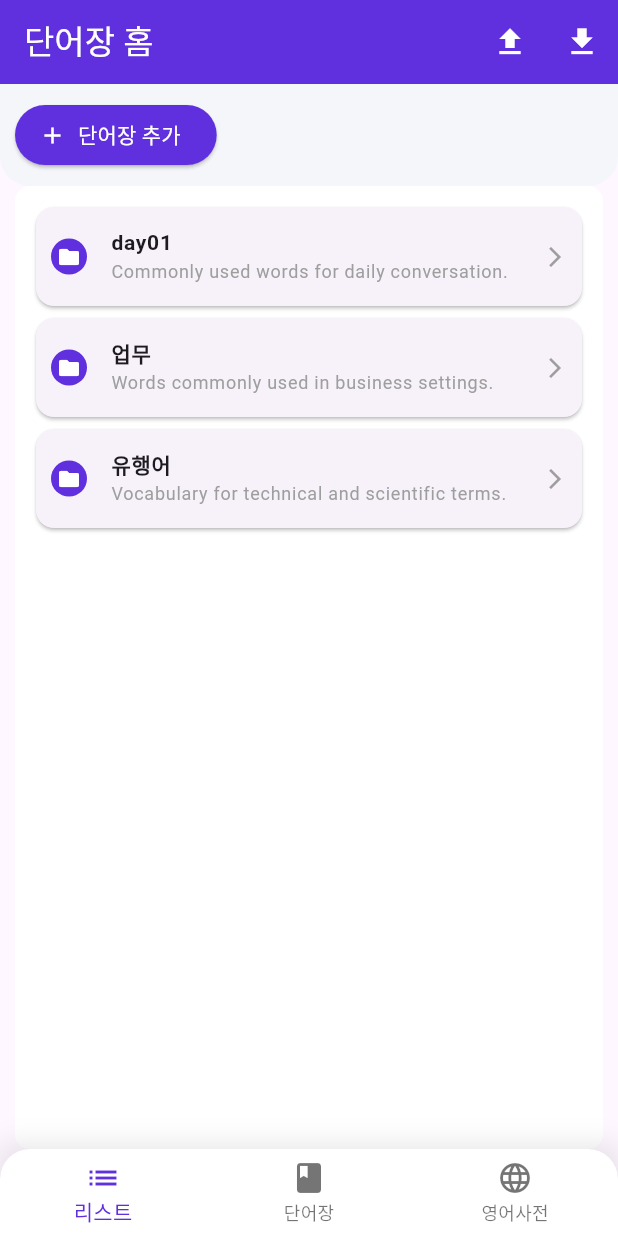
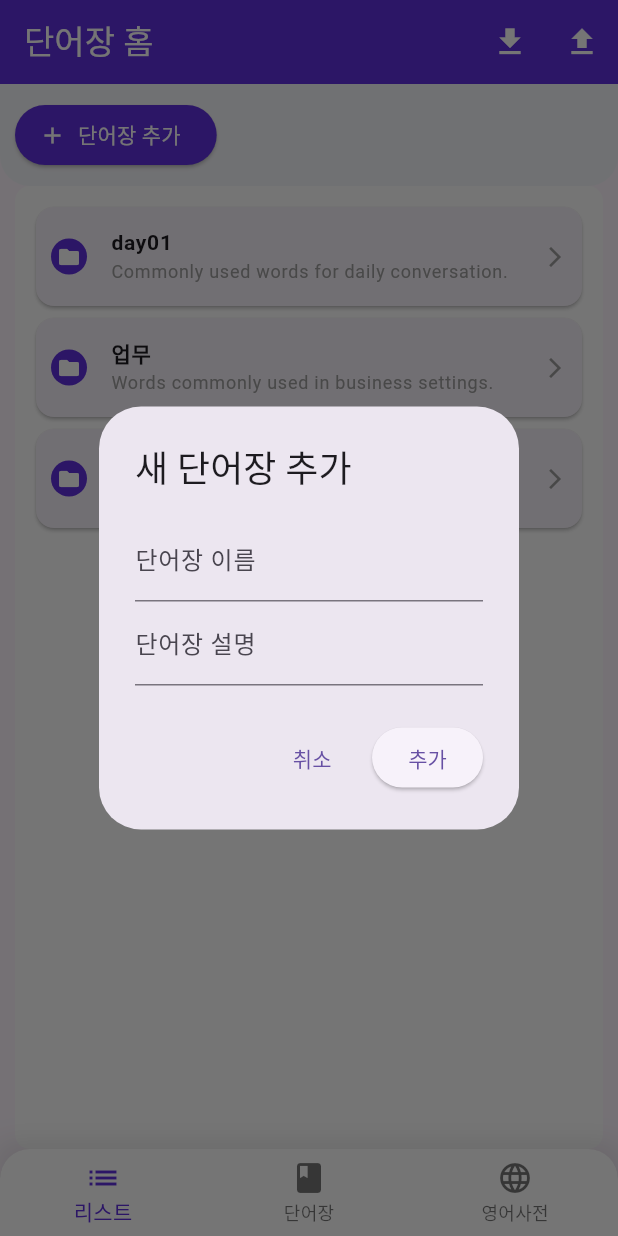
Before and after one commit to dmsgktn0523/toggleworld_flutter_02, a Flutter app: the screen it shows after launch, after a tap on "단어장 추가", on a phone screen of 412 x 824 dp. Run offline on Flutter 3.47's test engine with Material 3 defaults, Android fonts, the phone set to English and light mode, and no system bars; our stand-ins replace csv, file_picker, flutter_switch, shared_preferences, sqflite, webview_flutter; accounts and stored records are empty.

Commit message:
0909 : +단어장 추가 원상복구

```diff
--- a/lib/word_list_library.dart
+++ b/lib/word_list_library.dart
@@ -1,11 +1,13 @@
 import 'package:flutter/material.dart';
-import 'package:sqflite/sqflite.dart'; // SQLite 데이터베이스 패키지
-import 'package:path_provider/path_provider.dart'; // 파일 저장 경로
-import 'package:shared_preferences/shared_preferences.dart'; // SharedPreferences
-import 'dart:io'; // 파일 입출력
-import 'dart:convert'; // utf8 인코딩
-import 'database_helper.dart'; // DatabaseHelper 클래스 가져오기
+import 'package:sqflite/sqflite.dart';
+import 'package:path_provider/path_provider.dart';
+import 'package:shared_preferences/shared_preferences.dart';
 import 'package:csv/csv.dart'; // CSV 변환 패키지
+import 'package:file_picker/file_picker.dart'; // 파일 선택 패키지
+import 'dart:io';
+import 'dart:convert';
+import 'database_helper.dart';
+
 
 class WordListLibrary extends StatefulWidget {
   final Function(String, int) onFolderTap;
@@ -24,6 +26,52 @@ class _WordListLibraryState extends State<WordListLibrary> {
   void initState() {
     super.initState();
     _initializeDatabase();
+  }
+
+  // CSV 파일 가져오기 기능
+  Future<void> _importCSV() async {
+    FilePickerResult? result = await FilePicker.platform.pickFiles(
+      type: FileType.custom,
+      allowedExtensions: ['csv'],
+    );
+
+    if (result != null) {
+      File file = File(result.files.single.path!);
+      String fileName = file.path.split('/').last.split('.').first; // 파일 이름에서 확장자 제거
+
+      // 새 단어장 생성
+      await DatabaseHelper.addNewWordList(fileName, 'Imported from CSV');
+
+      // 방금 생성된 단어장의 ID 가져오기
+      List<Map<String, dynamic>> allLists = await DatabaseHelper.getAllWordLists();
+      int newListId = allLists.last['id']; // 최신 추가된 단어장의 ID를 가져옴
+
+      // CSV 파일 읽기
+      final input = file.openRead();
+      final fields = await input
+          .transform(utf8.decoder)
+          .transform(CsvToListConverter())
+          .toList();
+
+      // 데이터베이스에 저장
+      for (int i = 1; i < fields.length; i++) {
+        String word = fields[i][0].toString();
+        String meaning = fields[i][1].toString();
+
+        // 단어 추가
+        await DatabaseHelper.addNewWord(word, meaning, newListId);
+      }
+
+      ScaffoldMessenger.of(context).showSnackBar(
+        SnackBar(content: Text('$fileName 단어장을 성공적으로 생성하고 내용을 불러왔습니다.')),
+      );
+
+      await _loadWordLists(); // UI 업데이트를 위해 단어장 목록 새로고침
+    } else {
+      ScaffoldMessenger.of(context).showSnackBar(
+        const SnackBar(content: Text('파일 선택을 취소하셨습니다.')),
+      );
+    }
   }
 
   Future<void> _initializeDatabase() async {
@@ -64,38 +112,24 @@ class _WordListLibraryState extends State<WordListLibrary> {
     await prefs.setString('wordLists', jsonString);
   }
 
-  // CSV 내보내기 기능 구현
   Future<void> _exportWordListToCSV(String listTitle, int listId) async {
     try {
-      // 선택된 단어장의 단어들 가져오기
       List<Map<String, dynamic>> words = await DatabaseHelper.loadWords(listId);
-
-      // CSV로 변환할 데이터 준비
-      List<List<String>> csvData = [
-        ['Word', 'Meaning'] // CSV 파일 헤더
-      ];
+      List<List<String>> csvData = [['Word', 'Meaning']];
 
       for (var word in words) {
         csvData.add([word['word'], word['meaning']]);
       }
 
-      // CSV 문자열 생성
       String csv = const ListToCsvConverter().convert(csvData);
-
-      // 기본 저장소 디렉토리의 Documents 폴더 경로 가져오기
       final directory = await getExternalStorageDirectory();
       final documentsDir = Directory('${directory!.path}/Documents');
 
-      // Documents 폴더가 없으면 생성
       if (!await documentsDir.exists()) {
         await documentsDir.create(recursive: true);
       }
 
       final path = '${documentsDir.path}/$listTitle.csv';
-
-
-
-      // 파일 저장
       final file = File(path);
       await file.writeAsString(csv, encoding: utf8);
 
@@ -171,18 +205,16 @@ class _WordListLibraryState extends State<WordListLibrary> {
         backgroundColor: const Color(0xFF6030DF),
         actions: [
           IconButton(
-            icon: const Icon(Icons.upload, color: Colors.white), // 내보내기 아이콘으로 수정
-            onPressed: _showExportDialog,
+            icon: const Icon(Icons.download, color: Colors.white),
+            onPressed: _importCSV, // CSV 가져오기 기능 연결
           ),
           IconButton(
-            icon: const Icon(Icons.download, color: Colors.white), // 가져오기 아이콘으로 수정
-            onPressed: () {
-              // 가져오기 기능 추가 예정
-            },
+            icon: const Icon(Icons.upload, color: Colors.white),
+            onPressed: _showExportDialog, // CSV 내보내기 기능 연결
           ),
         ],
+      ),
 
-      ),
       body: Column(
         children: [
           Container(
@@ -267,8 +299,65 @@ class _WordListLibraryState extends State<WordListLibrary> {
     );
   }
 
+
   void _showAddWordListDialog() {
-    // Add word list dialog implementation here
+    final TextEditingController titleController = TextEditingController();
+    final TextEditingController descriptionController = TextEditingController();
+
+    showDialog(
+      context: context,
+      builder: (BuildContext context) {
+        return AlertDialog(
+          title: const Text('새 단어장 추가'),
+          content: Column(
+            mainAxisSize: MainAxisSize.min,
+            children: [
+              TextField(
+                controller: titleController,
+                decoration: const InputDecoration(
+                  labelText: '단어장 이름',
+                ),
+              ),
+              TextField(
+                controller: descriptionController,
+                decoration: const InputDecoration(
+                  labelText: '단어장 설명',
+                ),
+              ),
+            ],
+          ),
+          actions: [
+            TextButton(
+              onPressed: () {
+                Navigator.pop(context);
+              },
+              child: const Text('취소'),
+            ),
+            ElevatedButton(
+              onPressed: () async {
+                final title = titleController.text.trim();
+                final description = descriptionController.text.trim();
+
+                if (title.isNotEmpty) {
+                  await DatabaseHelper.addNewWordList(title, description);
+                  await _loadWordLists(); // 단어장 목록 새로고침
+                  Navigator.pop(context);
+
+                  ScaffoldMessenger.of(context).showSnackBar(
+                    SnackBar(content: Text('$title 단어장이 추가되었습니다.')),
+                  );
+                } else {
+                  ScaffoldMessenger.of(context).showSnackBar(
+                    const SnackBar(content: Text('단어장 이름을 입력해주세요.')),
+                  );
+                }
+              },
+              child: const Text('추가'),
+            ),
+          ],
+        );
+      },
+    );
   }
 
   void _showDeleteDialog(int index) {
--- a/pubspec.yaml
+++ b/pubspec.yaml
@@ -38,6 +38,7 @@ dependencies:
   csv: ^6.0.0
   path_provider: ^2.0.11
   flutter_switch: ^0.3.2
+  file_picker: ^8.1.2
 
 
 
```
Also changed, not shown: lib/new_word_page.dart (+16 -10 lines), pubspec.lock.
